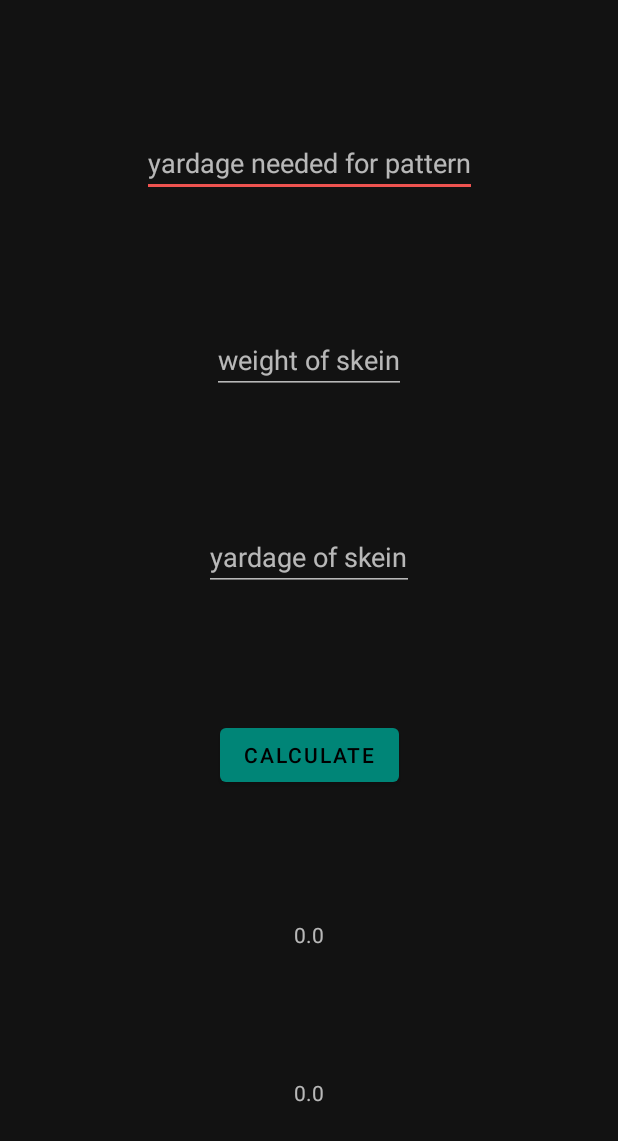
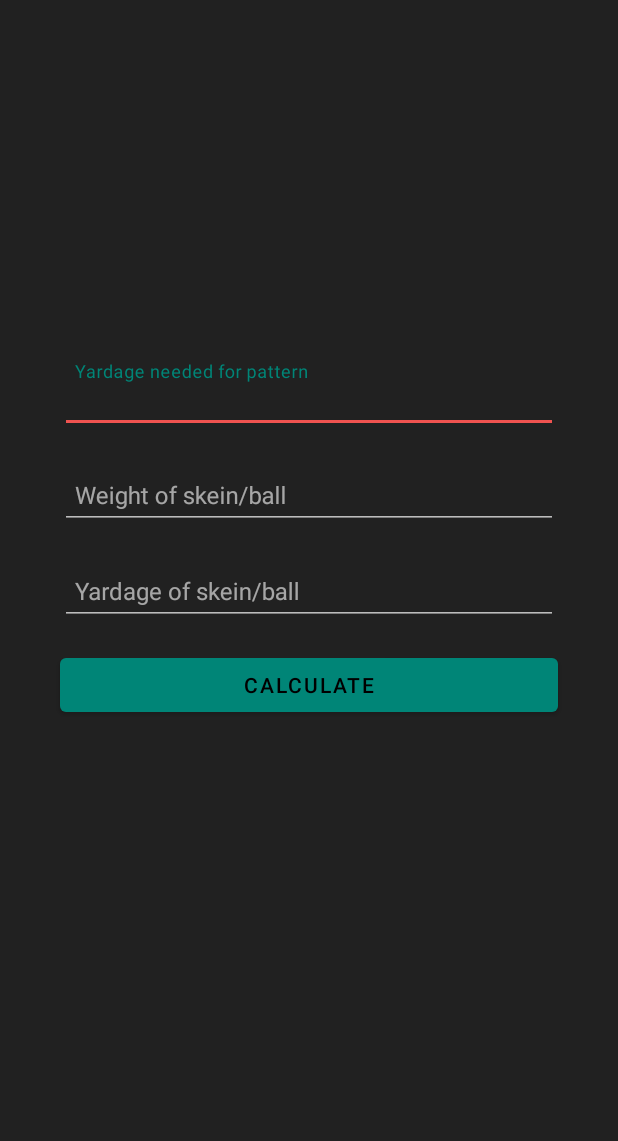
Before and after one commit to JamalMulla/UltimateKnittingCalculator, an Android app: the ConversionActivity screen opened directly, with no data from a screen before it, after a tap on "CALCULATE", on a phone screen of 412 x 824 dp. Shown: the top 1141 px of the screen. Run offline under Robolectric (Android 15) with nearby library versions, the phone set to English and light mode, and no system bars.

Commit message:
Improved UI of conversion screen. Ready to convert activity into fragment

```diff
--- a/app/src/main/java/com/jmulla/ukc/ConversionActivity.java
+++ b/app/src/main/java/com/jmulla/ukc/ConversionActivity.java
@@ -29,13 +29,34 @@ public class ConversionActivity extends AppCompatActivity {
     btn_convert.setOnClickListener(new OnClickListener() {
       @Override
       public void onClick(View view) {
-        double patternYarn = Double.valueOf(et_yardage.getText().toString());
-        double ballWeight = Double.valueOf(et_skein_weight.getText().toString());
-        double ballYardage = Double.valueOf(et_skein_yardage.getText().toString());
+        double patternYarn;
+        double ballWeight;
+        double ballYardage;
+        try {
+          patternYarn = Double.valueOf(et_yardage.getText().toString());
+        } catch (NumberFormatException e) {
+          return;
+        }
+        try {
+          ballWeight = Double.valueOf(et_skein_weight.getText().toString());
+        } catch (NumberFormatException e) {
+          return;
+        }
+        try {
+          ballYardage = Double.valueOf(et_skein_yardage.getText().toString());
+        } catch (NumberFormatException e) {
+          return;
+        }
         Pair<Double, Double> doubleDoublePair = calculateAmounts(patternYarn, ballWeight,
             ballYardage);
-        tv_yarn_weight.setText(String.valueOf(doubleDoublePair.first));
-        tv_num_balls.setText(String.valueOf(doubleDoublePair.second));
+        if (doubleDoublePair == null) {
+          System.out.println("Invalid values\n");
+        } else {
+          String yarn_weight = String.valueOf(doubleDoublePair.first);
+          tv_yarn_weight.setText(String.format("You will need %s grams of yarn.", yarn_weight));
+          String num_balls = String.valueOf(doubleDoublePair.second);
+          tv_num_balls.setText(String.format("This is %s skeins (cones, balls). Best to round up when buying", num_balls));
+        }
       }
     });
 
--- a/app/src/main/java/com/jmulla/ukc/Conversions.java
+++ b/app/src/main/java/com/jmulla/ukc/Conversions.java
@@ -11,6 +11,9 @@ class Conversions {
    * coneWeight must be in grams
    */
   static Pair<Double, Double> calculateAmounts(double patternYarn, double ballWeight, double ballYardage) {
+    if (patternYarn <= 0 || ballWeight <= 0 || ballYardage <= 0){
+      return null;
+    }
     double weight = roundToDP(patternYarn * ballWeight/ballYardage, 2);
     double numBalls = roundToDP(weight / ballWeight, 2);
     return new Pair<>(weight, numBalls);
--- a/app/src/main/res/layout/activity_convert.xml
+++ b/app/src/main/res/layout/activity_convert.xml
@@ -3,73 +3,150 @@
   xmlns:android="http://schemas.android.com/apk/res/android"
   xmlns:app="http://schemas.android.com/apk/res-auto"
   android:layout_width="match_parent"
-  android:layout_height="match_parent">
+  android:layout_height="match_parent"
+  android:background="?attr/backgroundColor"
+  >
+
+  <android.support.design.widget.TextInputLayout
+    android:id="@+id/til_yardage"
+    style="@style/Widget.MaterialComponents.TextInputLayout.OutlinedBox"
+    android:layout_width="0dp"
+    android:layout_height="wrap_content"
+    android:layout_marginTop="8dp"
+    android:layout_marginBottom="8dp"
+    android:layout_marginStart="8dp"
+    android:layout_marginEnd="8dp"
+    android:hint="Yardage needed for pattern"
+    app:boxStrokeWidth="1dp"
+    app:layout_constraintBottom_toTopOf="@+id/til_weight"
+    app:layout_constraintEnd_toStartOf="@+id/gl_left_convert_v"
+    app:layout_constraintStart_toStartOf="@+id/gl_right_convert_v"
+    app:layout_constraintTop_toTopOf="parent"
+    app:layout_constraintVertical_chainStyle="packed"
+    app:theme="@style/AppTheme">
+
+    <android.support.design.widget.TextInputEditText
+      android:id="@+id/et_yardage"
+      android:layout_width="match_parent"
+      android:layout_height="wrap_content"
+      android:paddingStart="10dp"
+      android:paddingEnd="10dp"
+      android:ems="10"
+      android:inputType="numberDecimal"
+      android:textSize="16sp"/>
+
+  </android.support.design.widget.TextInputLayout>
+
+  <android.support.design.widget.TextInputLayout
+    android:id="@+id/til_weight"
+    style="@style/Widget.MaterialComponents.TextInputLayout.OutlinedBox"
+    android:layout_width="0dp"
+    android:layout_height="wrap_content"
+    android:layout_marginTop="8dp"
+    android:layout_marginBottom="8dp"
+    android:layout_marginStart="8dp"
+    android:layout_marginEnd="8dp"
+    android:hint="Weight of skein/ball"
+    app:boxStrokeWidth="1dp"
+    app:layout_constraintBottom_toTopOf="@+id/til_skein_yardage"
+    app:layout_constraintEnd_toStartOf="@+id/gl_left_convert_v"
+    app:layout_constraintStart_toStartOf="@+id/gl_right_convert_v"
+    app:layout_constraintTop_toBottomOf="@id/til_yardage"
+    app:theme="@style/AppTheme">
+
+    <android.support.design.widget.TextInputEditText
+      android:id="@+id/et_skein_weight"
+      android:layout_width="match_parent"
+      android:layout_height="wrap_content"
+      android:paddingStart="10dp"
+      android:paddingEnd="10dp"
+      android:ems="10"
+      android:inputType="numberDecimal"
+      android:textSize="16sp"
+      />
+  </android.support.design.widget.TextInputLayout>
 
 
-  <EditText
-    android:id="@+id/et_yardage"
-    android:layout_width="wrap_content"
+  <android.support.design.widget.TextInputLayout
+    android:id="@+id/til_skein_yardage"
+    style="@style/Widget.MaterialComponents.TextInputLayout.OutlinedBox"
+    android:layout_width="0dp"
     android:layout_height="wrap_content"
-    android:hint="yardage needed for pattern"
-    android:inputType="numberDecimal"
-    app:layout_constraintBottom_toTopOf="@+id/et_skein_weight"
-    app:layout_constraintEnd_toEndOf="parent"
-    app:layout_constraintStart_toStartOf="parent"
-    app:layout_constraintTop_toTopOf="parent"/>
+    android:layout_marginTop="8dp"
+    android:layout_marginStart="8dp"
+    android:layout_marginEnd="8dp"
+    android:hint="Yardage of skein/ball"
+    app:boxStrokeWidth="1dp"
+    app:layout_constraintBottom_toTopOf="@+id/btn_convert"
+    app:layout_constraintEnd_toStartOf="@+id/gl_left_convert_v"
+    app:layout_constraintStart_toStartOf="@+id/gl_right_convert_v"
+    app:layout_constraintTop_toBottomOf="@id/til_weight"
+    app:theme="@style/AppTheme">
+
+    <android.support.design.widget.TextInputEditText
+      android:id="@+id/et_skein_yardage"
+      android:layout_width="match_parent"
+      android:layout_height="wrap_content"
+      android:paddingStart="10dp"
+      android:paddingEnd="10dp"
+      android:ems="10"
+      android:inputType="numberDecimal"
+      android:textSize="16sp"
+      />
+  </android.support.design.widget.TextInputLayout>
 
 
-  <EditText
-    android:id="@+id/et_skein_weight"
-    android:layout_width="wrap_content"
+  <android.support.design.button.MaterialButton
+    android:id="@+id/btn_convert"
+    android:layout_width="0dp"
     android:layout_height="wrap_content"
-    android:hint="weight of skein"
-    android:inputType="numberDecimal"
-    app:layout_constraintBottom_toTopOf="@+id/et_skein_yardage"
-    app:layout_constraintEnd_toEndOf="parent"
-    app:layout_constraintStart_toStartOf="parent"
-    app:layout_constraintTop_toBottomOf="@id/et_yardage"/>
-
-
-  <EditText
-    android:id="@+id/et_skein_yardage"
-    android:layout_width="wrap_content"
-    android:layout_height="wrap_content"
-    android:hint="yardage of skein"
-    android:inputType="numberDecimal"
-    app:layout_constraintBottom_toTopOf="@+id/btn_convert"
-    app:layout_constraintEnd_toEndOf="parent"
-    app:layout_constraintStart_toStartOf="parent"
-    app:layout_constraintTop_toBottomOf="@id/et_skein_weight"/>
-
-  <Button
-    android:id="@+id/btn_convert"
-    android:layout_width="wrap_content"
-    android:layout_height="wrap_content"
+    android:layout_marginTop="16dp"
+    android:layout_marginBottom="8dp"
+    android:layout_marginStart="8dp"
+    android:layout_marginEnd="8dp"
     android:text="Calculate"
-    app:layout_constraintTop_toBottomOf="@+id/et_skein_yardage"
     app:layout_constraintBottom_toTopOf="@+id/tv_yarn_weight"
-    app:layout_constraintEnd_toEndOf="parent"
-    app:layout_constraintStart_toStartOf="parent"
-    />
+    app:layout_constraintEnd_toStartOf="@+id/gl_left_convert_v"
+    app:layout_constraintHorizontal_bias="1.0"
+    app:layout_constraintStart_toStartOf="@+id/gl_right_convert_v"
+    app:layout_constraintTop_toBottomOf="@+id/til_skein_yardage"/>
 
   <TextView
     android:id="@+id/tv_yarn_weight"
-    android:layout_width="wrap_content"
+    android:layout_width="0dp"
     android:layout_height="wrap_content"
-    app:layout_constraintTop_toBottomOf="@+id/btn_convert"
+    android:layout_marginTop="32dp"
+    android:layout_marginStart="8dp"
+    android:layout_marginEnd="8dp"
     app:layout_constraintBottom_toTopOf="@+id/tv_num_balls"
-    app:layout_constraintEnd_toEndOf="parent"
-    app:layout_constraintStart_toStartOf="parent"
-    />
-
+    app:layout_constraintEnd_toStartOf="@+id/gl_left_convert_v"
+    app:layout_constraintStart_toStartOf="@+id/gl_right_convert_v"
+    app:layout_constraintTop_toBottomOf="@+id/btn_convert"/>
 
   <TextView
     android:id="@+id/tv_num_balls"
+    android:layout_width="0dp"
+    android:layout_height="wrap_content"
+    android:layout_marginTop="32dp"
+    android:layout_marginStart="8dp"
+    android:layout_marginEnd="8dp"
+    app:layout_constraintBottom_toBottomOf="parent"
+    app:layout_constraintEnd_toStartOf="@+id/gl_left_convert_v"
+    app:layout_constraintStart_toStartOf="@+id/gl_right_convert_v"
+    app:layout_constraintTop_toBottomOf="@+id/tv_yarn_weight"/>
+
+  <android.support.constraint.Guideline
+    android:id="@+id/gl_right_convert_v"
     android:layout_width="wrap_content"
     android:layout_height="wrap_content"
-    app:layout_constraintBottom_toBottomOf="parent"
-    app:layout_constraintEnd_toEndOf="parent"
-    app:layout_constraintStart_toStartOf="parent"
-    app:layout_constraintTop_toBottomOf="@+id/tv_yarn_weight"
-    />
+    android:orientation="vertical"
+    app:layout_constraintGuide_begin="32dp"/>
+
+  <android.support.constraint.Guideline
+    android:id="@+id/gl_left_convert_v"
+    android:layout_width="wrap_content"
+    android:layout_height="wrap_content"
+    android:orientation="vertical"
+    app:layout_constraintGuide_end="32dp"/>
+
 </android.support.constraint.ConstraintLayout>
```
Also changed, not shown: app/src/main/java/com/jmulla/ukc/MainActivity.java (+7 -11 lines), app/src/main/res/layout/activity_main.xml (+46 -47 lines).
